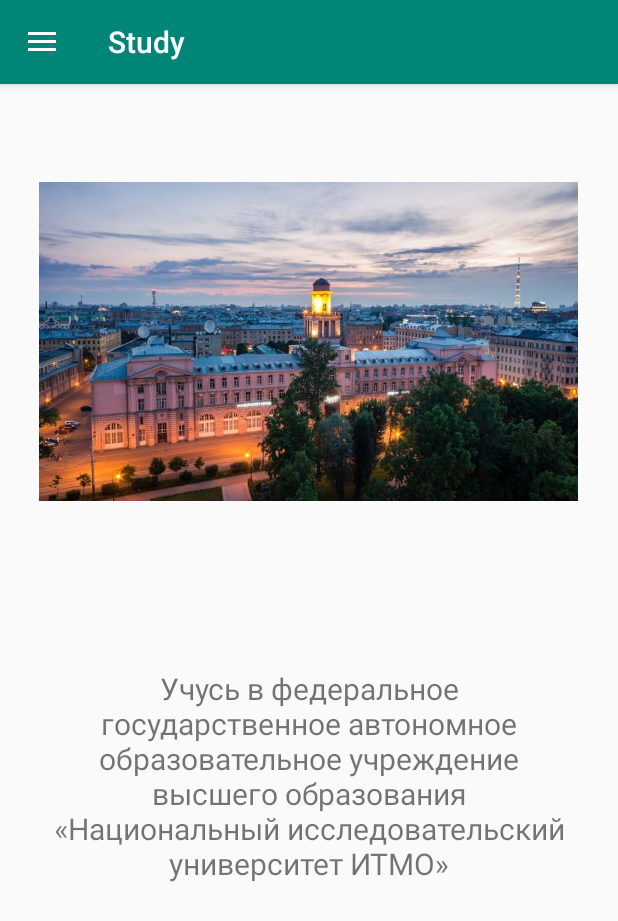
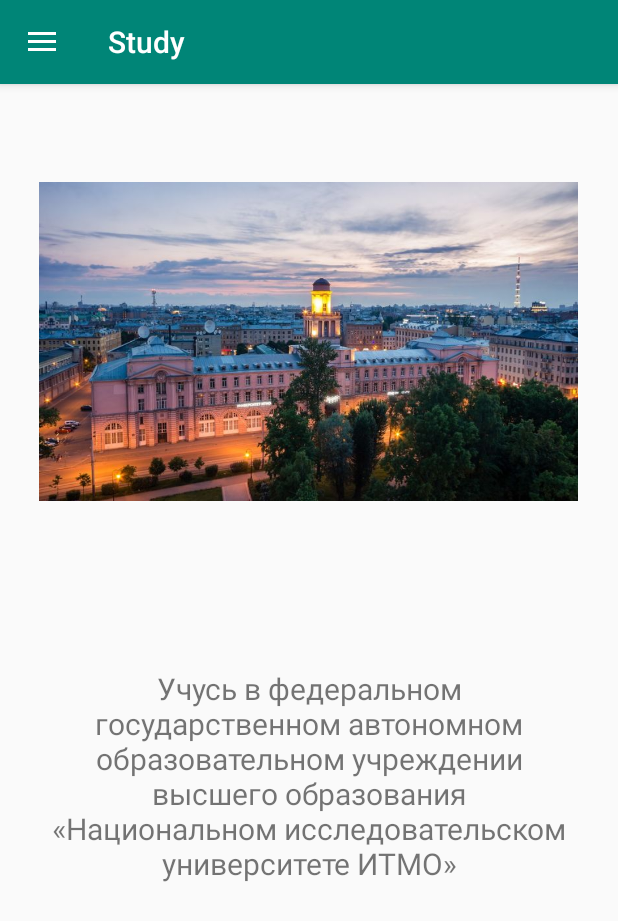
Before and after one commit to tank0412/android_development, an Android app: the screen it shows after launch (MainActivity), in the side drawer, after a tap on "Study", on a phone screen of 412 x 824 dp. Shown: the top 921 px of the screen. Run offline under Robolectric (Android 15) with nearby library versions, the phone set to English and light mode, and no system bars; our stand-ins replace navigation-ui.

Commit message:
Minor fixes and improvements

```diff
--- a/app/src/main/java/com/example/portfolio_bukhtiarov/ui/about/AboutViewModel.java
+++ b/app/src/main/java/com/example/portfolio_bukhtiarov/ui/about/AboutViewModel.java
@@ -10,7 +10,7 @@
 
     public AboutViewModel() {
         mText = new MutableLiveData<>();
-        mText.setValue("Я студент кафедры Информатики и Прикладной Математики. Моя программа: 'Разработка программно=информационных систем.'");
+        mText.setValue("Я студент кафедры Информатики и Прикладной Математики. Моя программа: 'Разработка программно-информационных систем.'");
     }
 
     public LiveData<String> getText() {
--- a/app/src/main/java/com/example/portfolio_bukhtiarov/ui/study/StudyViewModel.java
+++ b/app/src/main/java/com/example/portfolio_bukhtiarov/ui/study/StudyViewModel.java
@@ -10,8 +10,8 @@
 
     public StudyViewModel() {
         mText = new MutableLiveData<>();
-        mText.setValue("Учусь в федеральное государственное автономное образовательное учреждение высшего образования\n" +
-                "«Национальный исследовательский университет ИТМО»\n" +
+        mText.setValue("Учусь в федеральном государственном автономном образовательном учреждении высшего образования\n" +
+                "«Национальном исследовательском университете ИТМО»\n" +
                 "\n" +
                 "\n");
     }
--- a/app/src/main/res/layout/fragment_about.xml
+++ b/app/src/main/res/layout/fragment_about.xml
@@ -7,7 +7,7 @@
 
     <TextView
         android:id="@+id/text_about"
-        android:layout_width="400dp"
+        android:layout_width="393dp"
         android:layout_height="164dp"
         android:layout_marginStart="8dp"
         android:layout_marginTop="12dp"
--- a/app/src/main/res/layout/fragment_plans.xml
+++ b/app/src/main/res/layout/fragment_plans.xml
@@ -7,8 +7,8 @@
 
     <TextView
         android:id="@+id/text_share"
-        android:layout_width="400dp"
-        android:layout_height="0dp"
+        android:layout_width="382dp"
+        android:layout_height="151dp"
         android:layout_marginStart="8dp"
         android:layout_marginTop="14dp"
         android:layout_marginEnd="8dp"
--- a/app/src/main/res/layout/fragment_vkr.xml
+++ b/app/src/main/res/layout/fragment_vkr.xml
@@ -7,8 +7,8 @@
 
     <TextView
         android:id="@+id/text_tools"
-        android:layout_width="402dp"
-        android:layout_height="184dp"
+        android:layout_width="378dp"
+        android:layout_height="219dp"
         android:layout_marginStart="8dp"
         android:layout_marginTop="348dp"
         android:layout_marginEnd="8dp"
```
